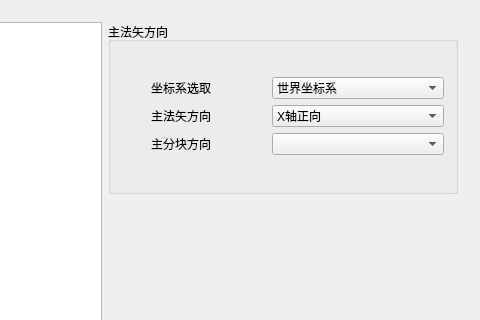
The window that include/cursePart.ui (offline-programming-software/offline-programming) describes before a commit, drawn with Qt 5; both pictures show x 270 to 750 and y 0 to 320 of the 750 by 650 pixel window.
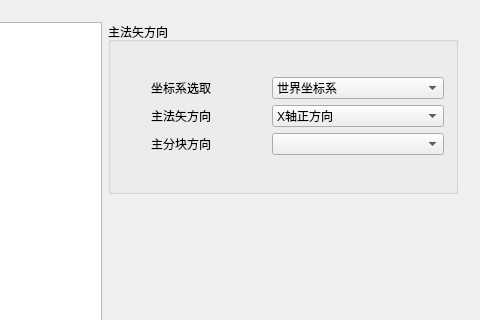
The same window after the commit. The open tabs and pages were chosen to show the change.

Diff of the .ui file:
```diff
--- a/include/cursePart.ui
+++ b/include/cursePart.ui
@@ -372,7 +372,7 @@
                  <widget class="QComboBox" name="comboBox_4">
                   <item>
                    <property name="text">
-                    <string>X轴正向</string>
+                    <string>X轴正方向</string>
                    </property>
                   </item>
                   <item>
```
Left out of the diff: 12 changed lines with no effect on the pictures.
